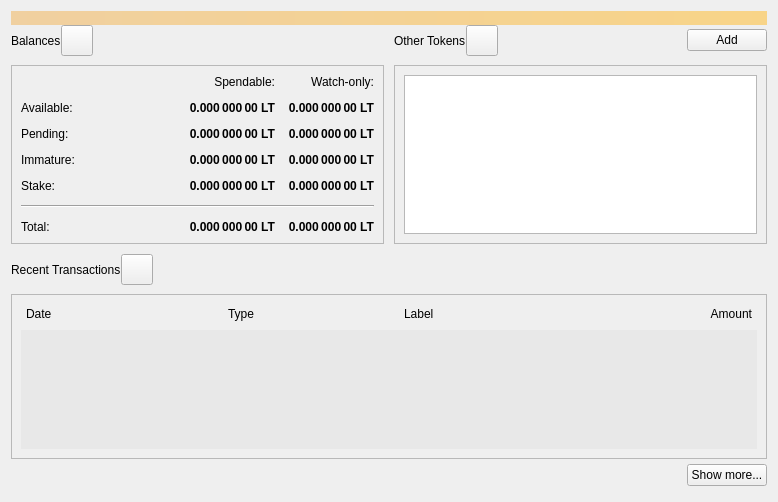
Above: src/qt/forms/overviewpage.ui from Hydra-Chain/node before the change. Below: the same form after it.
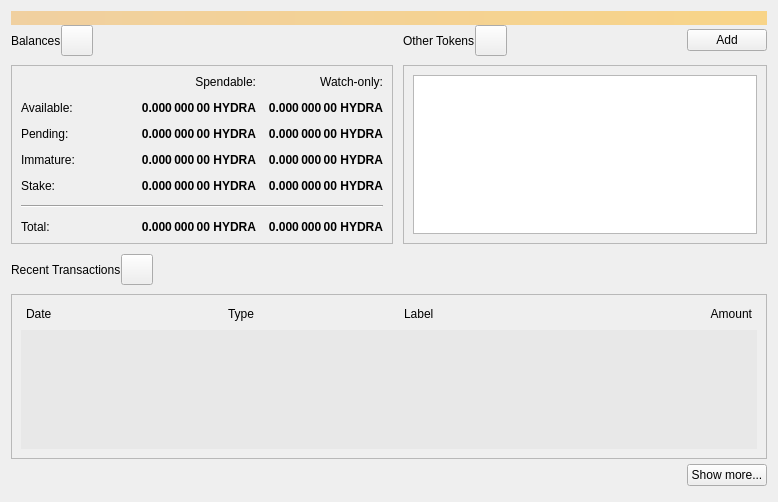
That is the form after the change. Icons and pictures are not drawn.

```diff
--- a/src/qt/forms/overviewpage.ui
+++ b/src/qt/forms/overviewpage.ui
@@ -145,7 +145,7 @@
              <string>Unconfirmed transactions to watch-only addresses</string>
             </property>
             <property name="text">
-             <string notr="true">0.000 000 00 LT</string>
+             <string notr="true">0.000 000 00 HYDRA</string>
             </property>
             <property name="alignment">
              <set>Qt::AlignRight|Qt::AlignTrailing|Qt::AlignVCenter</set>
@@ -170,7 +170,7 @@
              <string>Total of transactions that have yet to be confirmed, and do not yet count toward the spendable balance</string>
             </property>
             <property name="text">
-             <string notr="true">0.000 000 00 LT</string>
+             <string notr="true">0.000 000 00 HYDRA</string>
             </property>
             <property name="alignment">
              <set>Qt::AlignRight|Qt::AlignTrailing|Qt::AlignVCenter</set>
@@ -195,7 +195,7 @@
              <string>Mined balance that has not yet matured</string>
             </property>
             <property name="text">
-             <string notr="true">0.000 000 00 LT</string>
+             <string notr="true">0.000 000 00 HYDRA</string>
             </property>
             <property name="alignment">
              <set>Qt::AlignRight|Qt::AlignTrailing|Qt::AlignVCenter</set>
@@ -244,7 +244,7 @@
              <string>Your current spendable balance</string>
             </property>
             <property name="text">
-             <string notr="true">0.000 000 00 LT</string>
+             <string notr="true">0.000 000 00 HYDRA</string>
             </property>
             <property name="alignment">
              <set>Qt::AlignRight|Qt::AlignTrailing|Qt::AlignVCenter</set>
@@ -269,7 +269,7 @@
              <string>Your current balance in watch-only addresses</string>
             </property>
             <property name="text">
-             <string notr="true">0.000 000 00 LT</string>
+             <string notr="true">0.000 000 00 HYDRA</string>
             </property>
             <property name="alignment">
              <set>Qt::AlignRight|Qt::AlignTrailing|Qt::AlignVCenter</set>
@@ -312,7 +312,7 @@
              </font>
             </property>
             <property name="text">
-             <string>0.000 000 00 LT</string>
+             <string>0.000 000 00 HYDRA</string>
             </property>
             <property name="alignment">
              <set>Qt::AlignRight|Qt::AlignTrailing|Qt::AlignVCenter</set>
@@ -331,7 +331,7 @@
              </font>
             </property>
             <property name="text">
-             <string>0.000 000 00 LT</string>
+             <string>0.000 000 00 HYDRA</string>
             </property>
             <property name="alignment">
              <set>Qt::AlignRight|Qt::AlignTrailing|Qt::AlignVCenter</set>
@@ -356,7 +356,7 @@
              <string>Mined balance in watch-only addresses that has not yet matured</string>
             </property>
             <property name="text">
-             <string notr="true">0.000 000 00 LT</string>
+             <string notr="true">0.000 000 00 HYDRA</string>
             </property>
             <property name="alignment">
              <set>Qt::AlignRight|Qt::AlignTrailing|Qt::AlignVCenter</set>
@@ -381,7 +381,7 @@
              <string>Current total balance in watch-only addresses</string>
             </property>
             <property name="text">
-             <string notr="true">0.000 000 00 LT</string>
+             <string notr="true">0.000 000 00 HYDRA</string>
             </property>
             <property name="alignment">
              <set>Qt::AlignRight|Qt::AlignTrailing|Qt::AlignVCenter</set>
@@ -419,7 +419,7 @@
              <string>Your current total balance</string>
             </property>
             <property name="text">
-             <string notr="true">0.000 000 00 LT</string>
+             <string notr="true">0.000 000 00 HYDRA</string>
             </property>
             <property name="alignment">
              <set>Qt::AlignRight|Qt::AlignTrailing|Qt::AlignVCenter</set>
```
Left out of the diff: 6 changed lines with no effect on the pictures.
